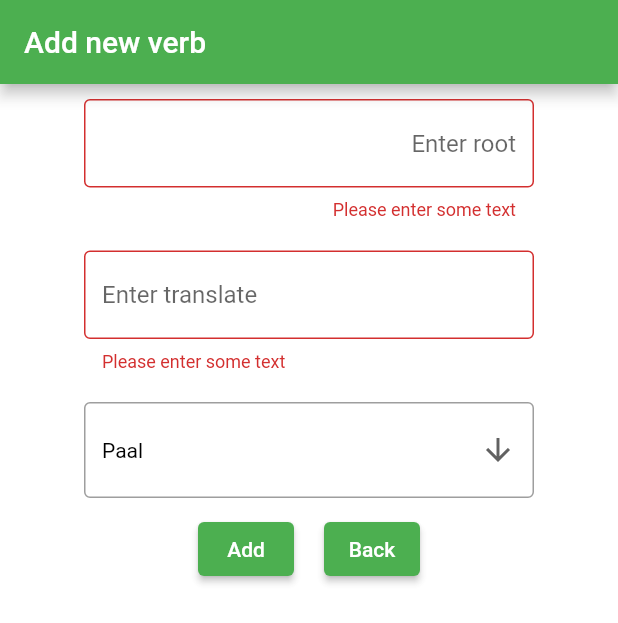
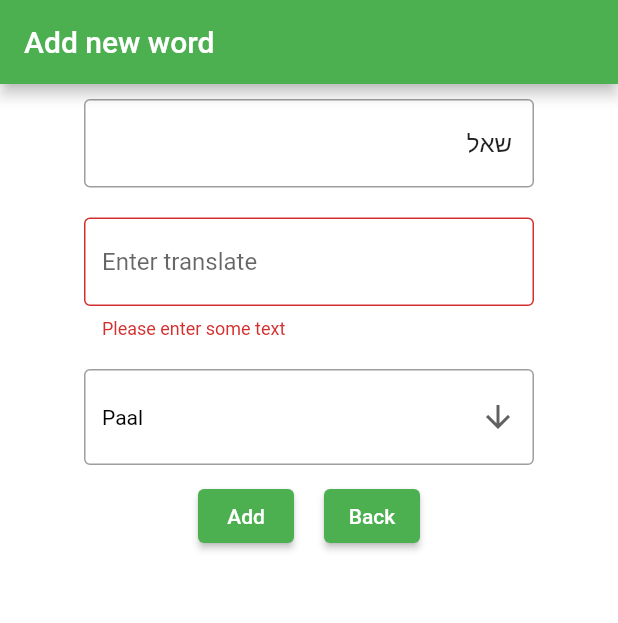
Before and after one commit to Pedrael/hebrewbear-flutter, a Flutter app: the AddWord screen opened directly, after a tap on "Add", on a phone screen of 412 x 824 dp. Shown: the top 623 px of the screen. Run offline on Flutter 3.47's test engine with Material 2 defaults, Android fonts, the phone set to English and light mode, and no system bars; our stand-ins replace drift, flutter_slidable; accounts and stored records are empty; generated files the repository leaves out were written again.

Commit message:
implemented DB CRUD UI

```diff
--- a/lib/data/dataprovider.dart
+++ b/lib/data/dataprovider.dart
@@ -1,5 +1,4 @@
 import 'package:flutter/material.dart';
-import 'package:hebrewbear/data/dbmanager.dart';
 import 'package:hebrewbear/data/word.dart';
 
 const List<String> DBtypes = [
@@ -10,6 +9,8 @@ const List<String> DBtypes = [
   "Nifal",
   "Pual",
   "Hufal",
+  "Noun",
+  "Adjective"
 ];
 
 class WordsListNotifier with ChangeNotifier {
--- a/lib/data/dbmanager.dart
+++ b/lib/data/dbmanager.dart
@@ -1,7 +1,6 @@
 import 'dart:io';
 import 'package:drift/drift.dart';
 import 'package:drift/native.dart';
-import 'package:hebrewbear/data/word.dart';
 import 'package:path_provider/path_provider.dart';
 import 'package:path/path.dart' as path;
 
--- a/lib/layouts/addword/addword.dart
+++ b/lib/layouts/addword/addword.dart
@@ -1,19 +1,19 @@
 // ignore_for_file: prefer_const_constructors, prefer_const_literals_to_create_immutables
 
+import 'package:drift/drift.dart' as d;
 import 'package:flutter/material.dart';
 import 'package:hebrewbear/data/dataprovider.dart';
-import 'package:hebrewbear/data/word.dart';
+import 'package:hebrewbear/data/dbmanager.dart';
 import 'package:hebrewbear/layouts/wordslist/swipetest.dart';
 import 'package:hebrewbear/widgets/dropdown.dart';
 import 'package:provider/provider.dart';
-
 class AddWord extends StatelessWidget {
 
   AddWord({super.key, required this.type});
 
   final String type;
   final _formKey = GlobalKey<FormState>();
-  final rootController = TextEditingController();
+  final rootController = TextEditingController(text: 'שאל');
   final translateController = TextEditingController();
   final listItems = DBtypes;
   String typeController = DBtypes.first;
@@ -38,7 +38,6 @@ class AddWord extends StatelessWidget {
                       textDirection: TextDirection.rtl,
                       child: TextFormField(
                         validator: (value) {
-                          //final validChars = RegExp(letters.values.join());
                           final validChars = RegExp(r'^[\u0590-\u05FF\u200f\u200e ]+$');
                           if (value == null || value.isEmpty) {
                             return 'Please enter some text';
@@ -89,15 +88,15 @@ class AddWord extends StatelessWidget {
                             // Validate returns true if the form is valid, or false otherwise.
                         if (_formKey.currentState!.validate()) {
                           _formKey.currentState!.save();
-                          Provider.of<WordsListNotifier>(context, listen: false).words.add(Word(
-                            Provider.of<WordsListNotifier>(context, listen: false).words.length.toString(),
-                            rootController.text,
-                            translateController.text,
-                            typeController
+                          Provider.of<WordsDB>(context, listen: false).insertWord(WordsSchemaCompanion(
+                            root: d.Value(rootController.text),
+                            translate: d.Value(translateController.text),
+                            type: d.Value(typeController),
                           ));
                           Navigator.pushReplacement(context, MaterialPageRoute(
                             builder: (context) => WordsList(),
                           ), );
+
                           // Navigator.pop(context, Word(
                           //   rootController.text,
                           //   translateController.text,
--- a/lib/layouts/conjugation/conjugation.dart
+++ b/lib/layouts/conjugation/conjugation.dart
@@ -1,7 +1,7 @@
 import 'package:flutter/material.dart';
+import 'package:hebrewbear/data/dbmanager.dart';
 import 'package:hebrewbear/widgets/table.dart';
-import '../../widgets/cell.dart';
-import '../../data/word.dart';
+import 'package:hebrewbear/widgets/cell.dart';
 
 class Conjugation extends StatelessWidget {
 
@@ -14,7 +14,7 @@ class Conjugation extends StatelessWidget {
   });
 
   final String time;
-  final Word word;
+  final WordsSchemaData word;
   final Map <String, String> infinitive;
   final Map <String, String> result;
 
@@ -23,7 +23,7 @@ class Conjugation extends StatelessWidget {
 
     return Scaffold(
       appBar: AppBar(
-        title: Text("${infinitive.values.first} - ${word.translate}, $time tense"),
+        title: Text("${infinitive.values.first}"),
         actions: [
           IconButton(
             onPressed: () {}, icon: const Icon(Icons.arrow_back))
--- a/lib/main.dart
+++ b/lib/main.dart
@@ -1,5 +1,6 @@
 import 'package:flutter/material.dart';
 import 'package:hebrewbear/data/dataprovider.dart';
+import 'package:hebrewbear/data/dbmanager.dart';
 import 'package:hebrewbear/layouts/wordslist/swipetest.dart';
 import 'package:provider/provider.dart';
 
@@ -8,6 +9,7 @@ void main() {
   runApp(
     MultiProvider(providers: [
       ChangeNotifierProvider(create: (_) => WordsListNotifier()),
+      Provider<WordsDB>(create: (_) => WordsDB(), dispose: (_, db) => db.close(),),
     ],
     child: const MyApp()),
   );
--- a/lib/widgets/sidebar.dart
+++ b/lib/widgets/sidebar.dart
@@ -6,48 +6,30 @@ class HebrewBearSidebar extends StatelessWidget {
 
   @override
   Widget build(BuildContext context) {
-    return Drawer(
+    return SizedBox(
+      width: 180,
+      child: Drawer(
         backgroundColor: Colors.white,
         child: ListView(
           padding: EdgeInsets.zero,
           children: [
-          // SizedBox(
-          //   height: 64.0,
-          //   child: const DrawerHeader(
-          //     decoration: BoxDecoration(
-          //       color: Colors.green,
-          //     ),
-          //   ),
-          // ),
+            const ListTile(
+              title: Text("Menu"),
+              textColor: Colors.white,
+              tileColor: Colors.green,
+            ),
             ListTile(
-            //leading: Icon(Icons.donut_large),
-            title: Text('Add verb'),
+              leading: Icon(Icons.plus_one),
+              title: const Text('Add word'),
               onTap: () => Navigator.of(context).pushReplacement(MaterialPageRoute(
                 builder: (context) => AddWord(
-                  type: 'verb',
+                    type: 'word',
                 ),
               )),
             ),
-          ListTile(
-            //leading: const Icon(Icons.account_balance),
-            title: const Text('Add noun'),
-            onTap: () {
-              ScaffoldMessenger.of(context).showSnackBar(
-                const SnackBar(content: Text('Nigger'))
-              );
-            },
+          ],
         ),
-        ],
       ),
     );
   }
-
 }
-
-// Navigator.of(context).push(MaterialPageRoute(
-//                         builder: (context) => Conjugation(
-//                           word: context.read<WordsListNotifier>().words[index], //context.read<WordsListNotifier>().words[index],
-//                           infinitive: createInfinitive(context.watch<WordsListNotifier>().words[index].root, context.watch<WordsListNotifier>().words[index].type),
-//                           result: conjugatePresent(context.watch<WordsListNotifier>().words[index].root, context.watch<WordsListNotifier>().words[index].type),
-//                           time: 'Present')
-//                         ));
```
Also changed, not shown: lib/layouts/wordslist/swipetest copy.dart (added, +125 -0 lines), lib/layouts/wordslist/swipetest.dart (+73 -68 lines). Lines whose indentation alone changed are shown as unchanged.
